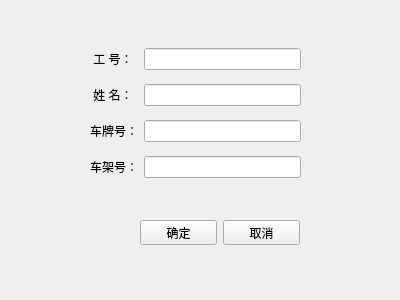
The window that Python_tensorflow_LicensePlate/front/updateCar.ui (handsomeyaqiang/plate_number_of_company_parking_lot) describes before a commit, drawn with Qt 5.
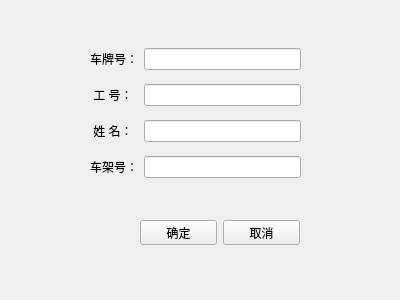
The same window after the commit.

Commit message: 车牌号设为不可更改类型，财务管理更改了布局

Diff of the .ui file:
```diff
--- a/Python_tensorflow_LicensePlate/front/updateCar.ui
+++ b/Python_tensorflow_LicensePlate/front/updateCar.ui
@@ -23,46 +23,46 @@
     </rect>
    </property>
    <layout class="QGridLayout" name="gridLayout">
-    <item row="2" column="2">
-     <widget class="QLineEdit" name="car_lineEdit"/>
-    </item>
-    <item row="2" column="0">
-     <widget class="QLabel" name="label">
-      <property name="text">
-       <string>车牌号：</string>
-      </property>
-     </widget>
-    </item>
-    <item row="4" column="0">
+    <item row="5" column="0">
      <widget class="QLabel" name="label_3">
       <property name="text">
        <string>车架号：</string>
       </property>
      </widget>
     </item>
-    <item row="4" column="2">
-     <widget class="QLineEdit" name="Chejia_lineEdit"/>
-    </item>
-    <item row="0" column="2">
-     <widget class="QLineEdit" name="num_lineEdit"/>
-    </item>
-    <item row="0" column="0">
-     <widget class="QLabel" name="label_6">
-      <property name="text">
-       <string> 工 号：</string>
-      </property>
-     </widget>
-    </item>
-    <item row="1" column="0">
+    <item row="2" column="0">
      <widget class="QLabel" name="label_2">
       <property name="text">
        <string> 姓 名：</string>
       </property>
      </widget>
     </item>
-    <item row="1" column="2">
+    <item row="2" column="2">
      <widget class="QLineEdit" name="name_lineEdit"/>
     </item>
+    <item row="1" column="2">
+     <widget class="QLineEdit" name="num_lineEdit"/>
+    </item>
+    <item row="1" column="0">
+     <widget class="QLabel" name="label_6">
+      <property name="text">
+       <string> 工 号：</string>
+      </property>
+     </widget>
+    </item>
+    <item row="5" column="2">
+     <widget class="QLineEdit" name="Chejia_lineEdit"/>
+    </item>
+    <item row="0" column="2">
+     <widget class="QLineEdit" name="car_lineEdit"/>
+    </item>
+    <item row="0" column="0">
+     <widget class="QLabel" name="label">
+      <property name="text">
+       <string>车牌号：</string>
+      </property>
+     </widget>
+    </item>
    </layout>
   </widget>
   <widget class="QWidget" name="horizontalLayoutWidget_2">
```
The commit also changes 4 other files.
